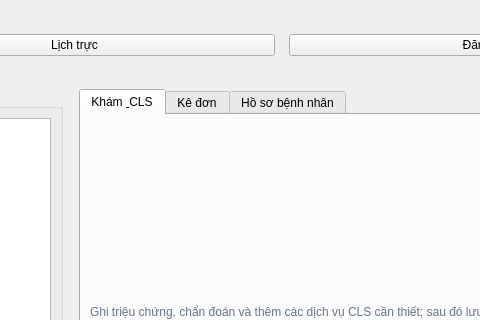
The window that src/ui/DoctorMenu.ui (prestonwanttorevenge/PBL2) describes before a commit, drawn with Qt 5; both pictures show x 569 to 1049 and y 0 to 320 of the 1280 by 820 pixel window.
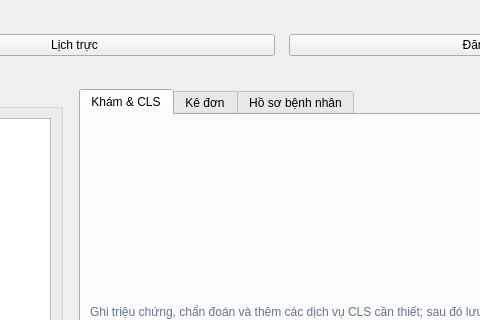
The same window after the commit. Custom widgets are drawn as their Qt base class.

```diff
--- a/src/ui/DoctorMenu.ui
+++ b/src/ui/DoctorMenu.ui
@@ -32,7 +32,7 @@
        <widget class="QTabWidget" name="tabDoctorTasks">
         <property name="minimumWidth"><number>440</number></property><property name="currentIndex"><number>0</number></property>
         <widget class="QWidget" name="tabExamination">
-         <attribute name="title"><string>Khám &amp; CLS</string></attribute>
+         <attribute name="title"><string>Khám &amp;&amp; CLS</string></attribute>
          <layout class="QVBoxLayout" name="layoutExamination"><property name="spacing"><number>12</number></property>
           <item><widget class="QLabel" name="lblEncounterHint"><property name="text"><string>Ghi triệu chứng, chẩn đoán và thêm các dịch vụ CLS cần thiết; sau đó lưu hồ sơ để chuyển sang chờ kết quả.</string></property><property name="wordWrap"><bool>true</bool></property><property name="styleSheet"><string>color: #64748b;</string></property></widget></item>
           <item><widget class="QLineEdit" name="txtAppointmentId"><property name="readOnly"><bool>true</bool></property><property name="placeholderText"><string>Mã lịch hẹn (chọn từ hàng đợi)</string></property></widget></item>
```
Left out of the diff: 2 changed lines with no effect on the pictures.
